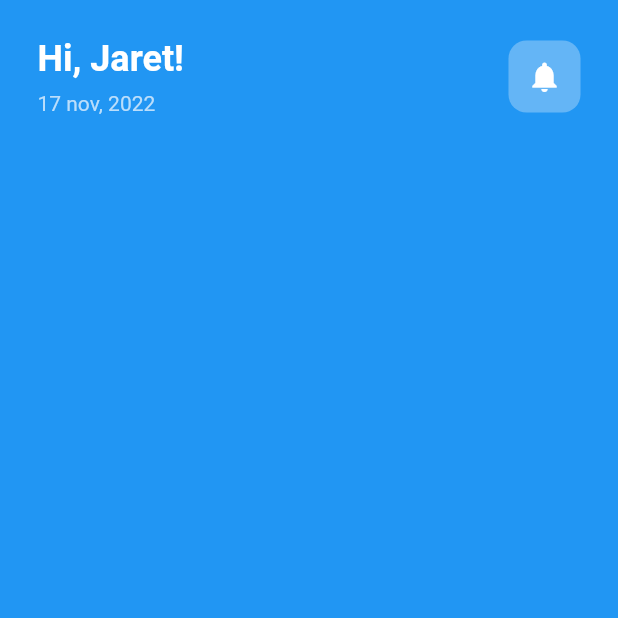
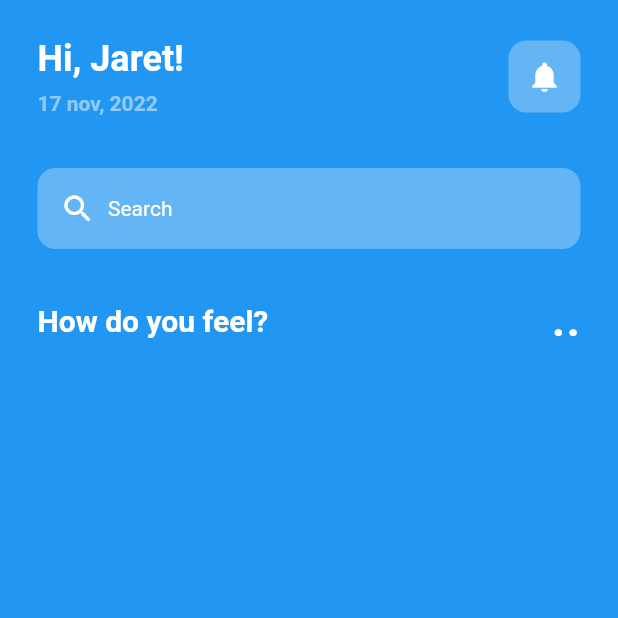
Before and after one commit to LunarioTK/MentalHealthApp, a Flutter app: the screen it shows after launch, on a phone screen of 412 x 824 dp, the top half of it. Run offline on Flutter 3.47's test engine with Material 2 defaults, Android fonts, the phone set to English and light mode, and no system bars.

Commit message:
adicionar search bar

```diff
--- a/lib/pages/home.dart
+++ b/lib/pages/home.dart
@@ -13,13 +13,12 @@ class _HomePageState extends State<HomePage> {
     return Scaffold(
       backgroundColor: Colors.blue,
       body: SafeArea(
-        child: Column(
-          children: [
-            Padding(
-              padding: const EdgeInsets.all(25.0),
-
-              //Ola Bar
-              child: Row(
+        child: Padding(
+          padding: const EdgeInsets.all(25.0),
+          child: Column(
+            //crossAxisAlignment: CrossAxisAlignment.start,
+            children: [
+              Row(
                 mainAxisAlignment: MainAxisAlignment.spaceBetween,
                 children: [
                   //Hi jaret!
@@ -38,7 +37,8 @@ class _HomePageState extends State<HomePage> {
                       Text(
                         '17 nov, 2022',
                         style: TextStyle(
-                          color: Colors.blue[100],
+                          color: Colors.blue[200],
+                          fontWeight: FontWeight.bold,
                         ),
                       )
                     ],
@@ -50,7 +50,7 @@ class _HomePageState extends State<HomePage> {
                         color: Colors.blue[300],
                         borderRadius: BorderRadius.circular(12)),
                     padding: const EdgeInsets.all(12),
-                    child: Icon(
+                    child: const Icon(
                       Icons.notifications,
                       color: Colors.white,
                     ),
@@ -58,9 +58,68 @@ class _HomePageState extends State<HomePage> {
                 ],
               ),
 
+              const SizedBox(height: 35),
+
               //Search Bar
-            )
-          ],
+              Container(
+                decoration: BoxDecoration(
+                  color: Colors.blue[300],
+                  borderRadius: BorderRadius.circular(12),
+                ),
+                padding: const EdgeInsets.all(15),
+                child: Row(
+                  children: const [
+                    Icon(
+                      Icons.search_rounded,
+                      color: Colors.white,
+                    ),
+                    SizedBox(width: 8),
+                    Text(
+                      'Search',
+                      style: TextStyle(
+                        color: Colors.white,
+                      ),
+                    ),
+                  ],
+                ),
+              ),
+
+              const SizedBox(height: 30),
+
+              //Como te sentes
+              Row(
+                mainAxisAlignment: MainAxisAlignment.spaceBetween,
+                children: const [
+                  Text(
+                    'How do you feel?',
+                    style: TextStyle(
+                      color: Colors.white,
+                      fontSize: 20,
+                      fontWeight: FontWeight.bold,
+                    ),
+                  ),
+                  Text(
+                    '..',
+                    style: TextStyle(
+                      color: Colors.white,
+                      fontSize: 30,
+                      letterSpacing: 1,
+                      fontWeight: FontWeight.bold,
+                    ),
+                  ),
+                ],
+              ),
+
+              const SizedBox(height: 10),
+
+              Row(
+                mainAxisAlignment: MainAxisAlignment.spaceEvenly,
+                children: [
+                  Container(),
+                ],
+              )
+            ],
+          ),
         ),
       ),
     );
```
